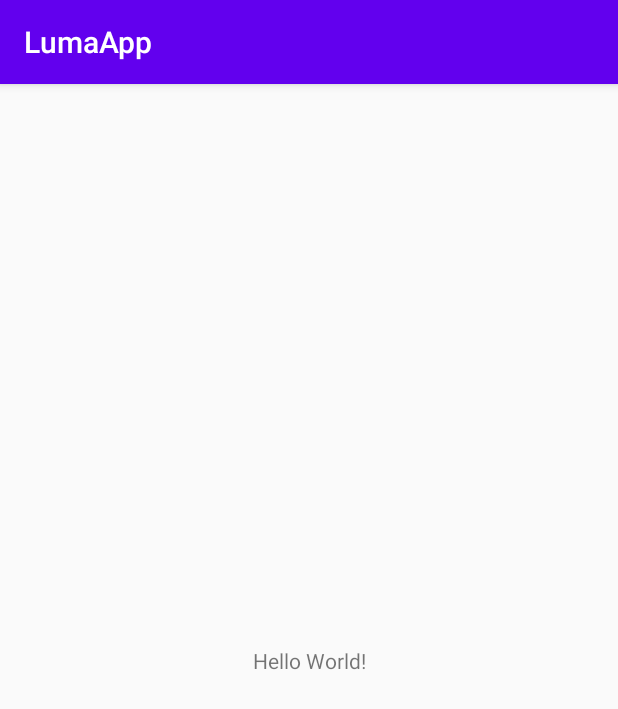
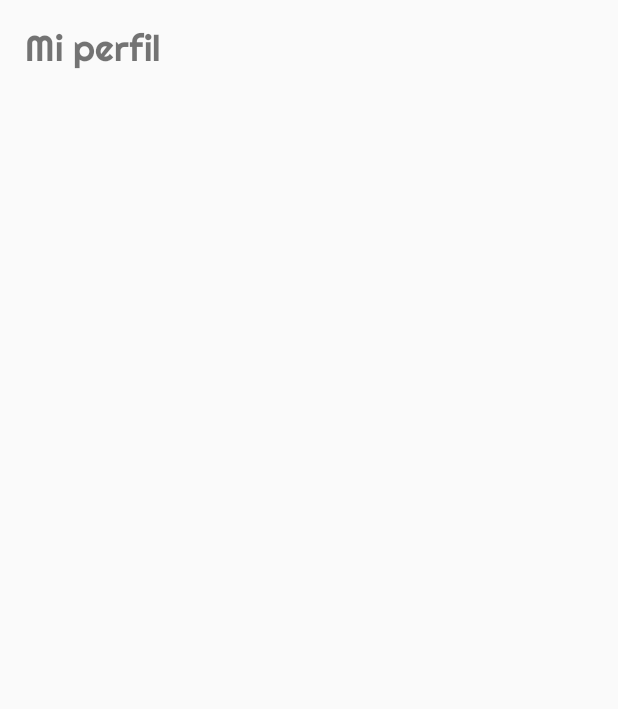
Before and after one commit to Hana897TRX/TecPool, an Android app: the screen it shows after launch (MainActivity), on a phone screen of 412 x 824 dp. Shown: the top 709 px of the screen. Run offline under Robolectric (Android 15) with nearby library versions, the light colour scheme and no system bars.

Commit message:
Agregar font y perfil_layout

```diff
--- a/LumaApp/app/src/main/AndroidManifest.xml
+++ b/LumaApp/app/src/main/AndroidManifest.xml
@@ -9,7 +9,9 @@
         android:roundIcon="@mipmap/ic_launcher_round"
         android:supportsRtl="true"
         android:theme="@style/AppTheme">
-        <activity android:name=".MainActivity">
+        <activity
+            android:name=".MainActivity"
+            android:theme="@style/AppTheme.NoActionBar">
             <intent-filter>
                 <action android:name="android.intent.action.MAIN" />
 
--- a/LumaApp/app/src/main/java/mx/tec/lumaapp/MainActivity.kt
+++ b/LumaApp/app/src/main/java/mx/tec/lumaapp/MainActivity.kt
@@ -1,11 +1,18 @@
 package mx.tec.lumaapp
 
+import android.graphics.Typeface
 import androidx.appcompat.app.AppCompatActivity
 import android.os.Bundle
+import android.widget.TextView
 
 class MainActivity : AppCompatActivity() {
     override fun onCreate(savedInstanceState: Bundle?) {
         super.onCreate(savedInstanceState)
-        setContentView(R.layout.activity_main)
+        setContentView(R.layout.perfil_layout)
+
+        val miPerfil = findViewById<TextView>(R.id.miPerfil)
+
+        miPerfil.typeface = Typeface.createFromAsset(assets,"Fonts/Righteous-Regular.ttf")
+
     }
 }
--- a/LumaApp/app/src/main/res/layout/perfil_layout.xml
+++ b/LumaApp/app/src/main/res/layout/perfil_layout.xml
@@ -1,6 +1,49 @@
 <?xml version="1.0" encoding="utf-8"?>
-<androidx.constraintlayout.widget.ConstraintLayout
-    xmlns:android="http://schemas.android.com/apk/res/android" android:layout_width="match_parent"
+<androidx.constraintlayout.widget.ConstraintLayout xmlns:android="http://schemas.android.com/apk/res/android"
+    xmlns:app="http://schemas.android.com/apk/res-auto"
+    xmlns:tools="http://schemas.android.com/tools"
+    android:id="@+id/perfil_layout"
+    android:layout_width="match_parent"
     android:layout_height="match_parent">
 
+    <androidx.constraintlayout.widget.Guideline
+        android:id="@+id/guideline"
+        android:layout_width="wrap_content"
+        android:layout_height="wrap_content"
+        android:orientation="vertical"
+        app:layout_constraintGuide_percent="0.04" />
+
+    <androidx.constraintlayout.widget.Guideline
+        android:id="@+id/guideline2"
+        android:layout_width="wrap_content"
+        android:layout_height="wrap_content"
+        android:orientation="horizontal"
+        app:layout_constraintGuide_percent="0.02" />
+
+    <androidx.constraintlayout.widget.Guideline
+        android:id="@+id/guideline3"
+        android:layout_width="wrap_content"
+        android:layout_height="wrap_content"
+        android:orientation="horizontal"
+        app:layout_constraintGuide_percent="0.98" />
+
+    <androidx.constraintlayout.widget.Guideline
+        android:id="@+id/guideline4"
+        android:layout_width="wrap_content"
+        android:layout_height="wrap_content"
+        android:orientation="vertical"
+        app:layout_constraintGuide_percent="0.96107054" />
+
+    <TextView
+        android:id="@+id/miPerfil"
+        android:layout_width="wrap_content"
+        android:layout_height="wrap_content"
+        android:text="@string/mi_perfil"
+        android:textSize="24sp"
+        app:layout_constraintBottom_toTopOf="@+id/guideline3"
+        app:layout_constraintEnd_toStartOf="@+id/guideline4"
+        app:layout_constraintHorizontal_bias="0.0"
+        app:layout_constraintStart_toStartOf="@+id/guideline"
+        app:layout_constraintTop_toTopOf="@+id/guideline2"
+        app:layout_constraintVertical_bias="0.0" />
 </androidx.constraintlayout.widget.ConstraintLayout>
--- a/LumaApp/app/src/main/res/values/strings.xml
+++ b/LumaApp/app/src/main/res/values/strings.xml
@@ -1,3 +1,11 @@
 <resources>
     <string name="app_name">LumaApp</string>
+    <string name="mi_perfil">Mi perfil</string>
+    <!--    <string name="fuenteGeneral">"Fonts/Righteous-Regular.ttf"</string>-->
+
+<!--    Strings del layout perfil-->
+
+
+
+
 </resources>
--- a/LumaApp/app/src/main/res/values/styles.xml
+++ b/LumaApp/app/src/main/res/values/styles.xml
@@ -7,4 +7,9 @@
         <item name="colorAccent">@color/colorAccent</item>
     </style>
 
+    <style name="AppTheme.NoActionBar">
+        <item name="windowActionBar">false</item>
+        <item name="windowNoTitle">true</item>
+    </style>
+
 </resources>
```
Also changed, not shown: LumaApp/app/src/main/assets/Fonts/Righteous-Regular.ttf (added).
